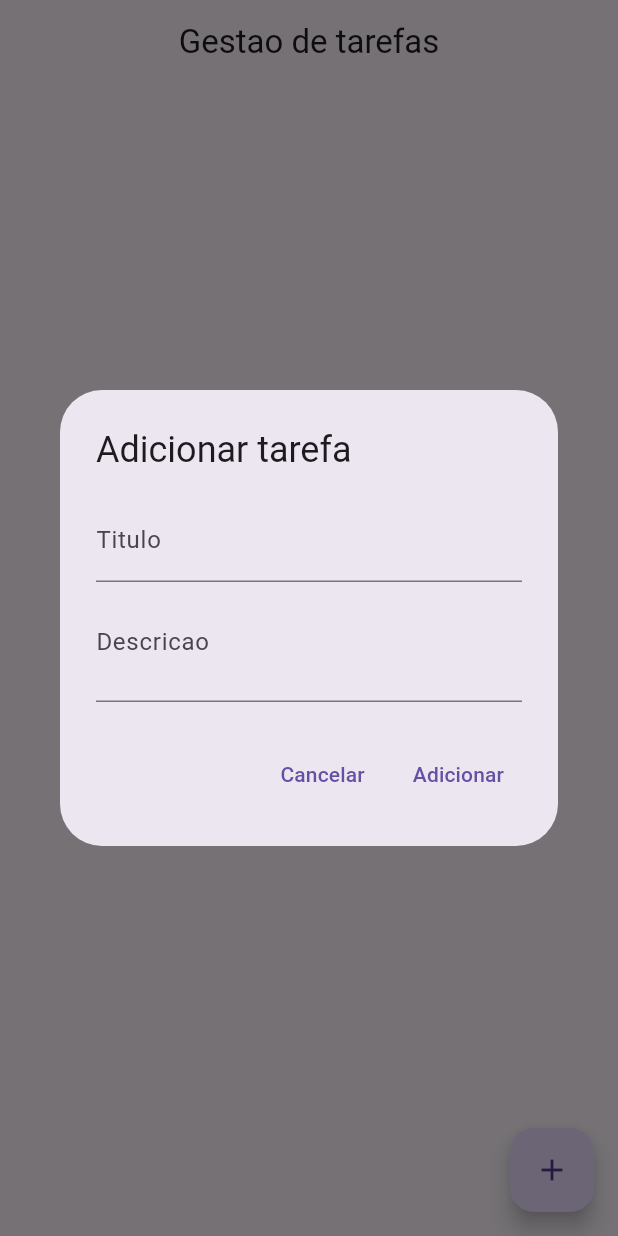
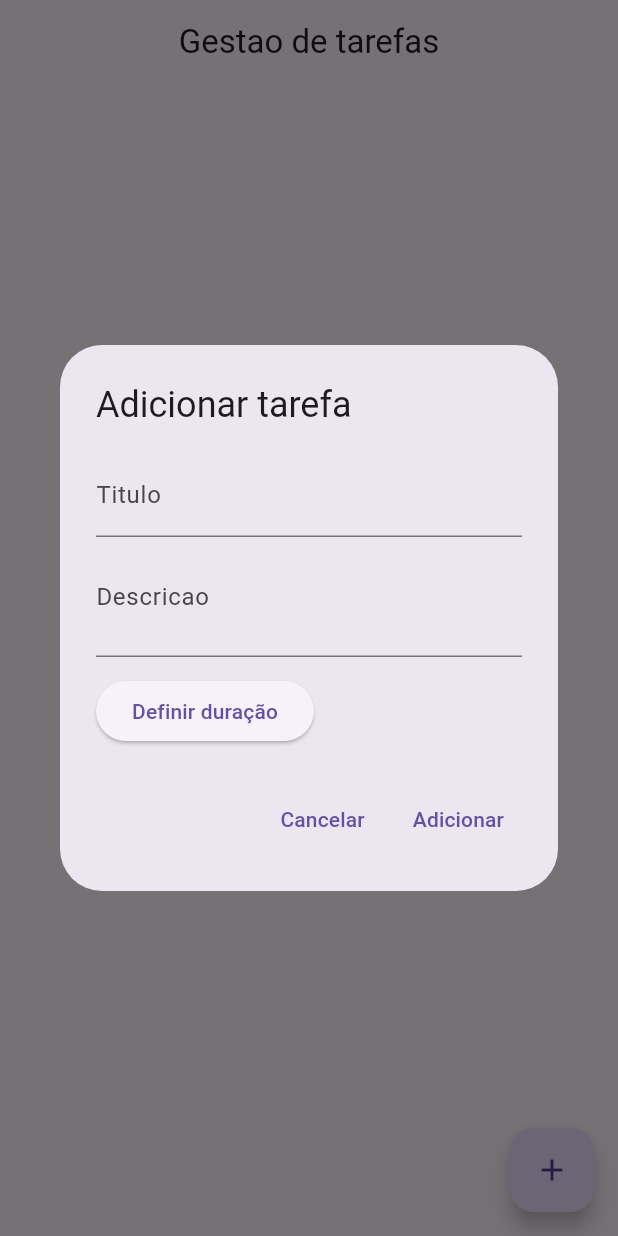
Before and after one commit to Aylton-Sitefane/todoapp, a Flutter app: the screen it shows after launch, after a tap on the "add" icon, on a phone screen of 412 x 824 dp. Run offline on Flutter 3.47's test engine with Material 3 defaults, Android fonts, the phone set to English and light mode, and no system bars; our stand-ins replace bloc, equatable, flutter_bloc.

Commit message:
Adicao do campo para tempo de execucao

```diff
--- a/lib/data/task_entitie.dart
+++ b/lib/data/task_entitie.dart
@@ -1,29 +1,37 @@
-class Task {
+import 'package:equatable/equatable.dart';
+
+class Task extends Equatable {
   String? id;
   String? title;
   String? description;
   bool? isCompleted;
   DateTime? createdAt;
-  DateTime? updatedAt;
+  Duration? deadline;
+  DateTime? dueAt;
 
   Task({
     this.id,
     this.title,
     this.description,
-    this.isCompleted,
+    this.isCompleted = false,
     this.createdAt,
-    this.updatedAt,
-  });
+    this.deadline,
+  }) : dueAt = (createdAt != null && deadline != null)
+            ? createdAt.add(deadline)
+            : null;
 
+  /// Construtor fromJson
   Task.fromJson(Map<String, dynamic> json) {
     id = json['id'];
     title = json['title'];
     description = json['description'];
     isCompleted = json['isCompleted'];
-    createdAt = DateTime.parse(json['createdAt']);
-    updatedAt = DateTime.parse(json['updatedAt']);
+    createdAt = json['createdAt'] != null ? DateTime.parse(json['createdAt']) : null;
+    deadline = json['deadline'] != null ? Duration(seconds: json['deadline']) : null;
+    dueAt = json['dueAt'] != null ? DateTime.parse(json['dueAt']) : null;
   }
 
+  /// Método para converter para JSON
   Map<String, dynamic> toJson() {
     return {
       'id': id,
@@ -31,18 +39,20 @@ class Task {
       'description': description,
       'isCompleted': isCompleted,
       'createdAt': createdAt?.toIso8601String(),
-      'updatedAt': updatedAt?.toIso8601String(),
+      'deadline': deadline?.inSeconds, // salva em segundos
+      'dueAt': dueAt?.toIso8601String(),
     };
   }
 
-  // Método copyWith
+  /// Método copyWith
   Task copyWith({
     String? id,
     String? title,
     String? description,
     bool? isCompleted,
     DateTime? createdAt,
-    DateTime? updatedAt,
+    Duration? deadline,
+    DateTime? dueAt,
   }) {
     return Task(
       id: id ?? this.id,
@@ -50,10 +60,11 @@ class Task {
       description: description ?? this.description,
       isCompleted: isCompleted ?? this.isCompleted,
       createdAt: createdAt ?? this.createdAt,
-      updatedAt: updatedAt ?? this.updatedAt,
+      deadline: deadline ?? this.deadline,
     );
   }
 
+  /// Equatable props
   @override
   List<Object?> get props => [
         id,
@@ -61,6 +72,7 @@ class Task {
         description,
         isCompleted,
         createdAt,
-        updatedAt,
+        deadline,
+        dueAt,
       ];
 }
--- a/lib/views/home/components/show_update_task_dialog.dart
+++ b/lib/views/home/components/show_update_task_dialog.dart
@@ -52,7 +52,6 @@ void showUpdateTaskDialog(BuildContext context, Task task) {
                 final updatedTask = task.copyWith(
                   title: _titleController.text,
                   description: _descriptionController.text,
-                  updatedAt: DateTime.now(),
                 );
                 // Provide the required positional arguments for UpdateTaskEvent
                 context.read<TaskBloc>().add(UpdateTaskEvent(updatedTask));
--- a/lib/views/home/myhome_page.dart
+++ b/lib/views/home/myhome_page.dart
@@ -16,6 +16,8 @@ class MyhomePage extends StatefulWidget {
 class _MyhomePageState extends State<MyhomePage> {
   final TextEditingController _titleController = TextEditingController();
   final TextEditingController _descriptionController = TextEditingController();
+
+  TimeOfDay? selectedDuration;
 
   @override
   void dispose() {
@@ -47,20 +49,59 @@ class _MyhomePageState extends State<MyhomePage> {
           title: const Text('Adicionar tarefa'),
           content: SizedBox(
             width: 450,
-            child: Column(
+            child: StatefulBuilder(
+              builder: (BuildContext context, StateSetter setModalState) {
+                return Column(
                   mainAxisSize: MainAxisSize.min,
                   children: [
                     TextField(
                       controller: _titleController,
                       decoration: const InputDecoration(labelText: 'Titulo'),
-                  style: TextStyle(fontWeight: FontWeight.bold),
+                      style: const TextStyle(fontWeight: FontWeight.bold),
                     ),
                     TextField(
                       controller: _descriptionController,
                       maxLines: 2,
                       decoration: const InputDecoration(labelText: 'Descricao'),
                     ),
+                    const SizedBox(height: 12),
+                    Row(
+                      children: [
+                        ElevatedButton(
+                          onPressed: () async {
+                            TimeOfDay? pickedTime = await showTimePicker(
+                              context: context,
+                              initialTime: const TimeOfDay(hour: 1, minute: 0),
+                              builder: (context, child) {
+                                return MediaQuery(
+                                  data: MediaQuery.of(context)
+                                      .copyWith(alwaysUse24HourFormat: true),
+                                  child: child!,
+                                );
+                              },
+                            );
+                            if (pickedTime != null) {
+                              // atualiza apenas o dialog
+                              setModalState(() {
+                                selectedDuration = pickedTime;
+                              });
+                            }
+                          },
+                          child: const Text('Definir duração'),
+                        ),
+                        const SizedBox(width: 12),
+                        if (selectedDuration != null)
+                          Text(
+                            'Duração: ${selectedDuration!.hour.toString().padLeft(2, '0')}h '
+                            '${selectedDuration!.minute.toString().padLeft(2, '0')}m',
+                            style: const TextStyle(
+                                fontSize: 16, fontWeight: FontWeight.w500),
+                          ),
                       ],
+                    ),
+                  ],
+                );
+              },
             ),
           ),
           actions: [
@@ -74,31 +115,34 @@ class _MyhomePageState extends State<MyhomePage> {
             Builder(
               builder: (dialogContext) => TextButton(
                 onPressed: () {
-                  // Adicionar a tarefa
                   if (_titleController.text.isEmpty ||
-                      _descriptionController.text.isEmpty) {
+                      _descriptionController.text.isEmpty ||
+                      selectedDuration == null) {
                     ScaffoldMessenger.of(context).showSnackBar(
                       const SnackBar(
-                        content: Text('Preencha os campos!'),
+                        content: Text('Preencha todos os campos!'),
                         duration: Duration(seconds: 2),
                       ),
                     );
                     return;
-                  } else {
+                  }
 
-                    // Criacao da tarefa
+                  final duration = Duration(
+                    hours: selectedDuration!.hour,
+                    minutes: selectedDuration!.minute,
+                  );
+
                   final newTask = Task(
                     id: const Uuid().v4(),
                     title: _titleController.text,
                     description: _descriptionController.text,
                     isCompleted: false,
                     createdAt: DateTime.now(),
-                      updatedAt: DateTime.now(),
+                    deadline: duration,
                   );
 
-                    // Adicao da tarefa usando task bloc
                   context.read<TaskBloc>().add(AddTaskEvent(newTask));
-                  }
+
                   clearTextFields();
                   Navigator.pop(context);
                 },
@@ -114,5 +158,6 @@ class _MyhomePageState extends State<MyhomePage> {
   void clearTextFields() {
     _titleController.clear();
     _descriptionController.clear();
+    selectedDuration = null;
   }
 }
```
Lines whose indentation alone changed are shown as unchanged.
